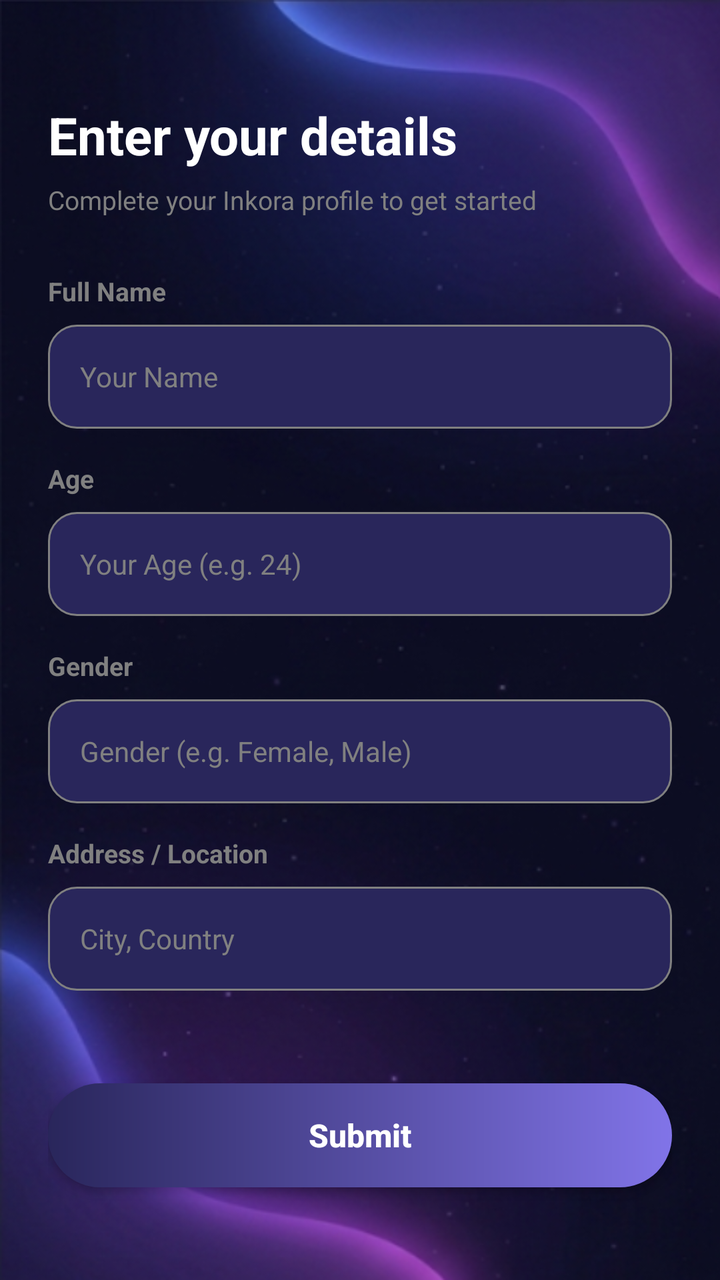
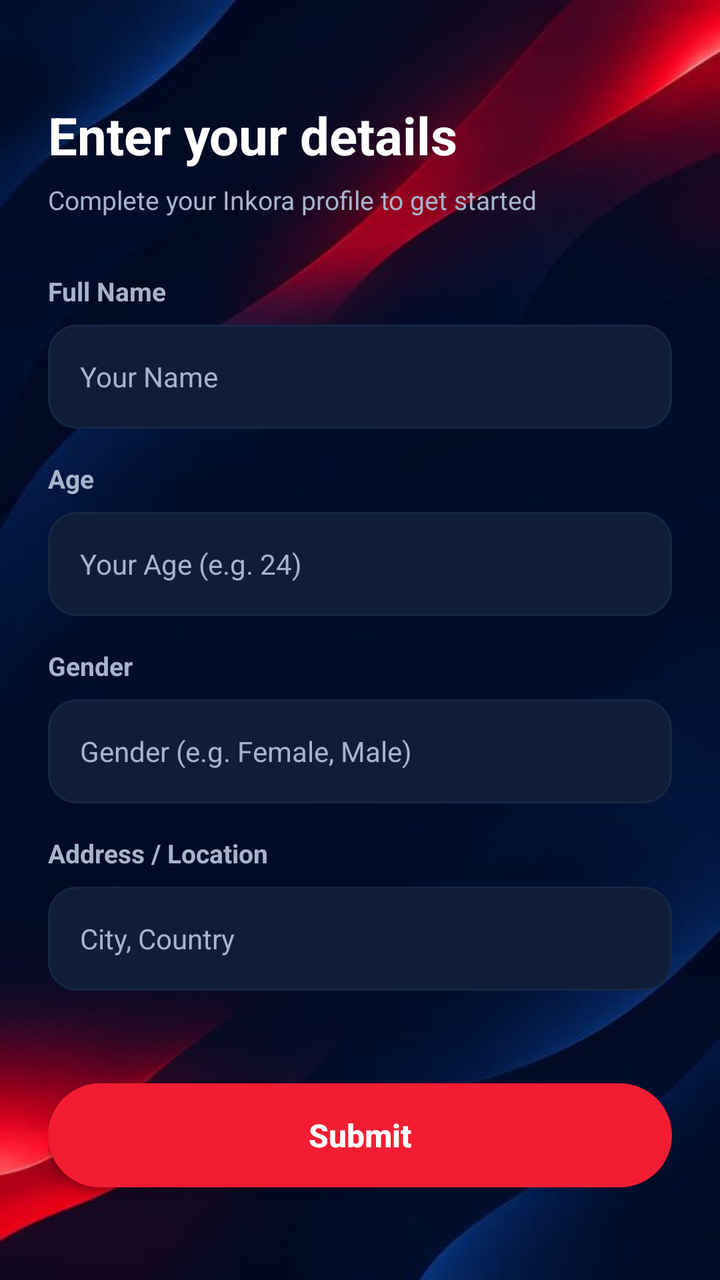

Compare the two renders of this Android layout. The source of the first and the diff that turns it into the second are given below.
<!-- AndroidManifest.xml: application theme Theme.Task_3 -->
<!-- res/layout/activity_userdetails.xml -->
<?xml version="1.0" encoding="utf-8"?>
<ScrollView
    xmlns:android="http://schemas.android.com/apk/res/android"
    xmlns:app="http://schemas.android.com/apk/res-auto"
    xmlns:tools="http://schemas.android.com/tools"
    android:layout_width="match_parent"
    android:layout_height="match_parent"
    android:fillViewport="true"
    android:background="@drawable/background">

    <androidx.constraintlayout.widget.ConstraintLayout
        android:id="@+id/main"
        android:layout_width="match_parent"
        android:layout_height="wrap_content"
        android:paddingHorizontal="24dp"
        android:paddingTop="50dp"
        android:paddingBottom="32dp"
        tools:context=".userdetails">

        <TextView
            android:id="@+id/header"
            android:layout_width="wrap_content"
            android:layout_height="wrap_content"
            android:text="Enter your details"
            android:textColor="@color/White"
            android:textSize="26sp"
            android:textStyle="bold"
            app:layout_constraintStart_toStartOf="parent"
            app:layout_constraintTop_toTopOf="parent" />

        <TextView
            android:id="@+id/subhead"
            android:layout_width="wrap_content"
            android:layout_height="wrap_content"
            android:layout_marginTop="6dp"
            android:text="Complete your Inkora profile to get started"
            android:textColor="@color/Grey"
            android:textSize="13sp"
            app:layout_constraintStart_toStartOf="parent"
            app:layout_constraintTop_toBottomOf="@id/header" />

        
        <TextView
            android:id="@+id/namehead"
            android:layout_width="wrap_content"
            android:layout_height="wrap_content"
            android:layout_marginTop="28dp"
            android:text="Full Name"
            android:textColor="@color/Grey"
            android:textSize="13sp"
            android:textStyle="bold"
            app:layout_constraintStart_toStartOf="parent"
            app:layout_constraintTop_toBottomOf="@id/subhead" />

        <LinearLayout
            android:id="@+id/boxName"
            android:layout_width="match_parent"
            android:layout_height="52dp"
            android:layout_marginTop="8dp"
            android:background="@drawable/input_box"
            android:gravity="center_vertical"
            android:orientation="horizontal"
            android:paddingHorizontal="16dp"
            app:layout_constraintTop_toBottomOf="@id/namehead">

            <EditText
                android:id="@+id/name"
                android:layout_width="match_parent"
                android:layout_height="match_parent"
                android:background="@null"
                android:hint="Your Name"
                android:inputType="textPersonName"
                android:textColor="@color/Warm_Ivory"
                android:textColorHint="@color/Grey"
                android:textSize="14sp" />
        </LinearLayout>

        
        <TextView
            android:id="@+id/agehead"
            android:layout_width="wrap_content"
            android:layout_height="wrap_content"
            android:layout_marginTop="16dp"
            android:text="Age"
            android:textColor="@color/Grey"
            android:textSize="13sp"
            android:textStyle="bold"
            app:layout_constraintStart_toStartOf="parent"
            app:layout_constraintTop_toBottomOf="@id/boxName" />

        <LinearLayout
            android:id="@+id/boxAge"
            android:layout_width="match_parent"
            android:layout_height="52dp"
            android:layout_marginTop="8dp"
            android:background="@drawable/input_box"
            android:gravity="center_vertical"
            android:orientation="horizontal"
            android:paddingHorizontal="16dp"
            app:layout_constraintTop_toBottomOf="@id/agehead">

            <EditText
                android:id="@+id/age"
                android:layout_width="match_parent"
                android:layout_height="match_parent"
                android:background="@null"
                android:hint="Your Age (e.g. 24)"
                android:inputType="number"
                android:textColor="@color/Warm_Ivory"
                android:textColorHint="@color/Grey"
                android:textSize="14sp" />
        </LinearLayout>

        
        <TextView
            android:id="@+id/genderhead"
            android:layout_width="wrap_content"
            android:layout_height="wrap_content"
            android:layout_marginTop="16dp"
            android:text="Gender"
            android:textColor="@color/Grey"
            android:textSize="13sp"
            android:textStyle="bold"
            app:layout_constraintStart_toStartOf="parent"
            app:layout_constraintTop_toBottomOf="@id/boxAge" />

        <LinearLayout
            android:id="@+id/boxGender"
            android:layout_width="match_parent"
            android:layout_height="52dp"
            android:layout_marginTop="8dp"
            android:background="@drawable/input_box"
            android:gravity="center_vertical"
            android:orientation="horizontal"
            android:paddingHorizontal="16dp"
            app:layout_constraintTop_toBottomOf="@id/genderhead">

            <EditText
                android:id="@+id/gender"
                android:layout_width="match_parent"
                android:layout_height="match_parent"
                android:background="@null"
                android:hint="Gender (e.g. Female, Male)"
                android:inputType="textCapWords"
                android:textColor="@color/Warm_Ivory"
                android:textColorHint="@color/Grey"
                android:textSize="14sp" />
        </LinearLayout>

        
        <TextView
            android:id="@+id/addresshead"
            android:layout_width="wrap_content"
            android:layout_height="wrap_content"
            android:layout_marginTop="16dp"
            android:text="Address / Location"
            android:textColor="@color/Grey"
            android:textSize="13sp"
            android:textStyle="bold"
            app:layout_constraintStart_toStartOf="parent"
            app:layout_constraintTop_toBottomOf="@id/boxGender" />

        <LinearLayout
            android:id="@+id/boxAddress"
            android:layout_width="match_parent"
            android:layout_height="52dp"
            android:layout_marginTop="8dp"
            android:background="@drawable/input_box"
            android:gravity="center_vertical"
            android:orientation="horizontal"
            android:paddingHorizontal="16dp"
            app:layout_constraintTop_toBottomOf="@id/addresshead">

            <EditText
                android:id="@+id/address"
                android:layout_width="match_parent"
                android:layout_height="match_parent"
                android:background="@null"
                android:hint="City, Country"
                android:inputType="textPostalAddress"
                android:textColor="@color/Warm_Ivory"
                android:textColorHint="@color/Grey"
                android:textSize="14sp" />
        </LinearLayout>

        
        <androidx.appcompat.widget.AppCompatButton
            android:id="@+id/submitbtn"
            android:layout_width="match_parent"
            android:layout_height="52dp"
            android:layout_marginTop="32dp"
            android:background="@drawable/bg_primary_button"
            android:text="Submit"
            android:textAllCaps="false"
            android:textColor="@color/White"
            android:textSize="16sp"
            android:textStyle="bold"
            app:layout_constraintTop_toBottomOf="@id/boxAddress"
            app:layout_constraintBottom_toBottomOf="parent" />

    </androidx.constraintlayout.widget.ConstraintLayout>
</ScrollView>
<!-- resources referenced by this layout -->
<resources>
  <color name="Grey">#808080</color>
  <color name="Warm_Ivory">#F5F2EB</color>
  <color name="White">#FFFFFF</color>
  <!-- drawable background: png bitmap (drawable, 312437 bytes) -->
  <!-- drawable bg_primary_button (drawable) -->
  <?xml version="1.0" encoding="utf-8"?>
  <shape xmlns:android="http://schemas.android.com/apk/res/android"
      android:shape="rectangle">
      <gradient
          android:angle="0"
          android:startColor="@color/Midnight_indigo"
          android:endColor="@color/Soft_Violet"
          android:type="linear" />
      <corners android:radius="26dp" />
  </shape>
  <!-- drawable input_box (drawable) -->
  <?xml version="1.0" encoding="utf-8"?>
  <shape xmlns:android="http://schemas.android.com/apk/res/android"
      android:shape="rectangle">
      <solid android:color="@color/Midnight_indigo" />
      <stroke
          android:width="1dp"
          android:color="@color/Grey" />
      <corners android:radius="14dp" />
  </shape>
  <style name="Theme.Task_3" parent="Base.Theme.Task_3" />
  <color name="Midnight_indigo">#29265B</color>
  <color name="Soft_Violet">#8174E8</color>
  <style name="Base.Theme.Task_3" parent="Theme.Material3.DayNight.NoActionBar">
          <item name="colorPrimary">@color/Soft_Violet</item>
          <item name="colorPrimaryVariant">@color/Midnight_indigo</item>
          <item name="colorSecondary">@color/Coral_Accent</item>
          <item name="android:statusBarColor">@color/Midnight_indigo</item>
          <item name="android:windowBackground">@color/Black</item>
          <item name="android:navigationBarColor">@color/Midnight_indigo</item>
      </style>
  <color name="Coral_Accent">#FF8A7A</color>
  <color name="Black">#000000</color>
</resources>

<!-- the commit's change to res/layout/activity_userdetails.xml (unified diff, before → after) -->
@@ -5,6 +5,7 @@
     xmlns:tools="http://schemas.android.com/tools"
     android:layout_width="match_parent"
     android:layout_height="match_parent"
+    android:fitsSystemWindows="true"
     android:fillViewport="true"
     android:background="@drawable/background">
 
@@ -22,7 +23,7 @@
             android:layout_width="wrap_content"
             android:layout_height="wrap_content"
             android:text="Enter your details"
-            android:textColor="@color/White"
+            android:textColor="@color/primary_text"
             android:textSize="26sp"
             android:textStyle="bold"
             app:layout_constraintStart_toStartOf="parent"
@@ -34,7 +35,7 @@
             android:layout_height="wrap_content"
             android:layout_marginTop="6dp"
             android:text="Complete your Inkora profile to get started"
-            android:textColor="@color/Grey"
+            android:textColor="@color/secondary_text"
             android:textSize="13sp"
             app:layout_constraintStart_toStartOf="parent"
             app:layout_constraintTop_toBottomOf="@id/header" />
@@ -46,7 +47,7 @@
             android:layout_height="wrap_content"
             android:layout_marginTop="28dp"
             android:text="Full Name"
-            android:textColor="@color/Grey"
+            android:textColor="@color/secondary_text"
             android:textSize="13sp"
             android:textStyle="bold"
             app:layout_constraintStart_toStartOf="parent"
@@ -70,8 +71,8 @@
                 android:background="@null"
                 android:hint="Your Name"
                 android:inputType="textPersonName"
-                android:textColor="@color/Warm_Ivory"
-                android:textColorHint="@color/Grey"
+                android:textColor="@color/primary_text"
+                android:textColorHint="@color/secondary_text"
                 android:textSize="14sp" />
         </LinearLayout>
 
@@ -82,7 +83,7 @@
             android:layout_height="wrap_content"
             android:layout_marginTop="16dp"
             android:text="Age"
-            android:textColor="@color/Grey"
+            android:textColor="@color/secondary_text"
             android:textSize="13sp"
             android:textStyle="bold"
             app:layout_constraintStart_toStartOf="parent"
@@ -106,8 +107,8 @@
                 android:background="@null"
                 android:hint="Your Age (e.g. 24)"
                 android:inputType="number"
-                android:textColor="@color/Warm_Ivory"
-                android:textColorHint="@color/Grey"
+                android:textColor="@color/primary_text"
+                android:textColorHint="@color/secondary_text"
                 android:textSize="14sp" />
         </LinearLayout>
 
@@ -118,7 +119,7 @@
             android:layout_height="wrap_content"
             android:layout_marginTop="16dp"
             android:text="Gender"
-            android:textColor="@color/Grey"
+            android:textColor="@color/secondary_text"
             android:textSize="13sp"
             android:textStyle="bold"
             app:layout_constraintStart_toStartOf="parent"
@@ -142,8 +143,8 @@
                 android:background="@null"
                 android:hint="Gender (e.g. Female, Male)"
                 android:inputType="textCapWords"
-                android:textColor="@color/Warm_Ivory"
-                android:textColorHint="@color/Grey"
+                android:textColor="@color/primary_text"
+                android:textColorHint="@color/secondary_text"
                 android:textSize="14sp" />
         </LinearLayout>
 
@@ -154,7 +155,7 @@
             android:layout_height="wrap_content"
             android:layout_marginTop="16dp"
             android:text="Address / Location"
-            android:textColor="@color/Grey"
+            android:textColor="@color/secondary_text"
             android:textSize="13sp"
             android:textStyle="bold"
             app:layout_constraintStart_toStartOf="parent"
@@ -178,8 +179,8 @@
                 android:background="@null"
                 android:hint="City, Country"
                 android:inputType="textPostalAddress"
-                android:textColor="@color/Warm_Ivory"
-                android:textColorHint="@color/Grey"
+                android:textColor="@color/primary_text"
+                android:textColorHint="@color/secondary_text"
                 android:textSize="14sp" />
         </LinearLayout>
 
@@ -192,7 +193,7 @@
             android:background="@drawable/bg_primary_button"
             android:text="Submit"
             android:textAllCaps="false"
-            android:textColor="@color/White"
+            android:textColor="@color/white"
             android:textSize="16sp"
             android:textStyle="bold"
             app:layout_constraintTop_toBottomOf="@id/boxAddress"
<!-- resource entries referenced after the edit -->
@@ -1,42 +1,38 @@
 <!-- resources referenced by this layout -->
 <resources>
-  <color name="Grey">#808080</color>
-  <color name="Warm_Ivory">#F5F2EB</color>
-  <color name="White">#FFFFFF</color>
-  <!-- drawable background: png bitmap (drawable, 312437 bytes) -->
+  <color name="primary_text">#FFFFFF</color>
+  <color name="secondary_text">#A8B4CC</color>
+  <color name="white">#FFFFFF</color>
+  <!-- drawable background: png bitmap (drawable, 19091 bytes) -->
   <!-- drawable bg_primary_button (drawable) -->
   <?xml version="1.0" encoding="utf-8"?>
   <shape xmlns:android="http://schemas.android.com/apk/res/android"
       android:shape="rectangle">
-      <gradient
-          android:angle="0"
-          android:startColor="@color/Midnight_indigo"
-          android:endColor="@color/Soft_Violet"
-          android:type="linear" />
+      <solid android:color="@color/primary_red" />
       <corners android:radius="26dp" />
   </shape>
   <!-- drawable input_box (drawable) -->
   <?xml version="1.0" encoding="utf-8"?>
   <shape xmlns:android="http://schemas.android.com/apk/res/android"
       android:shape="rectangle">
-      <solid android:color="@color/Midnight_indigo" />
+      <solid android:color="@color/secondary_background" />
       <stroke
           android:width="1dp"
-          android:color="@color/Grey" />
+          android:color="@color/card_surface" />
       <corners android:radius="14dp" />
   </shape>
   <style name="Theme.Task_3" parent="Base.Theme.Task_3" />
-  <color name="Midnight_indigo">#29265B</color>
-  <color name="Soft_Violet">#8174E8</color>
+  <color name="primary_red">#F21D32</color>
+  <color name="secondary_background">#101D38</color>
+  <color name="card_surface">#162746</color>
   <style name="Base.Theme.Task_3" parent="Theme.Material3.DayNight.NoActionBar">
-          <item name="colorPrimary">@color/Soft_Violet</item>
-          <item name="colorPrimaryVariant">@color/Midnight_indigo</item>
-          <item name="colorSecondary">@color/Coral_Accent</item>
-          <item name="android:statusBarColor">@color/Midnight_indigo</item>
-          <item name="android:windowBackground">@color/Black</item>
-          <item name="android:navigationBarColor">@color/Midnight_indigo</item>
+          <item name="colorPrimary">@color/primary_red</item>
+          <item name="colorPrimaryVariant">@color/secondary_background</item>
+          <item name="colorSecondary">@color/primary_red</item>
+          <item name="android:statusBarColor">@color/primary_background</item>
+          <item name="android:windowBackground">@color/primary_background</item>
+          <item name="android:navigationBarColor">@color/secondary_background</item>
       </style>
-  <color name="Coral_Accent">#FF8A7A</color>
-  <color name="Black">#000000</color>
+  <color name="primary_background">#080F24</color>
 </resources>
 
